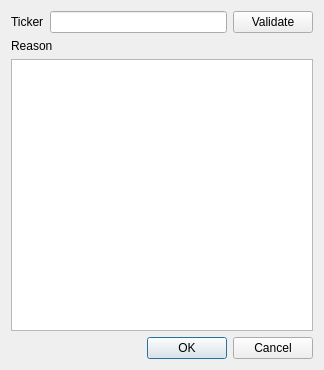
Old version of the form UI/NewStockWindow.ui in the repository colaisr/algotrader.
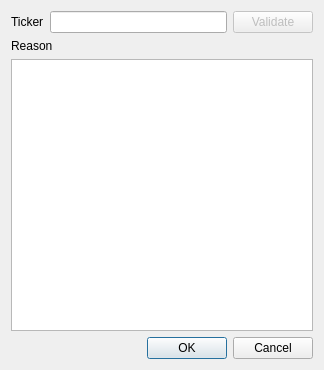
New version of the form.

```diff
--- a/UI/NewStockWindow.ui
+++ b/UI/NewStockWindow.ui
@@ -30,6 +30,9 @@
        </item>
        <item>
         <widget class="QPushButton" name="btnValidate">
+         <property name="enabled">
+          <bool>false</bool>
+         </property>
          <property name="text">
           <string>Validate</string>
          </property>
```
